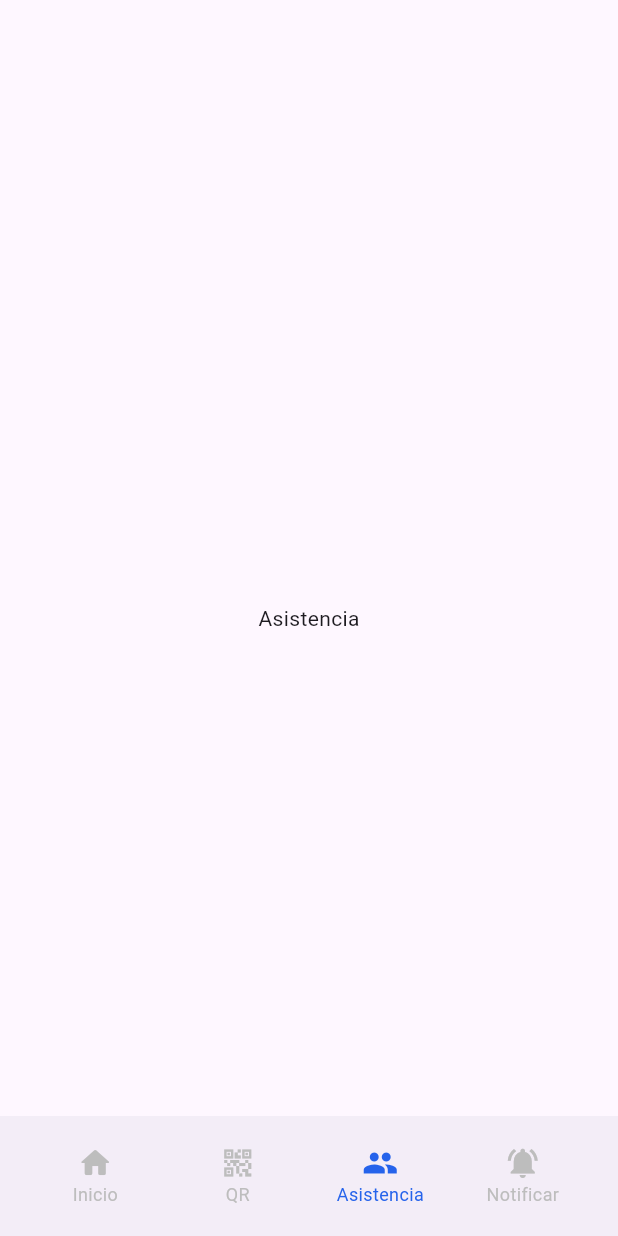
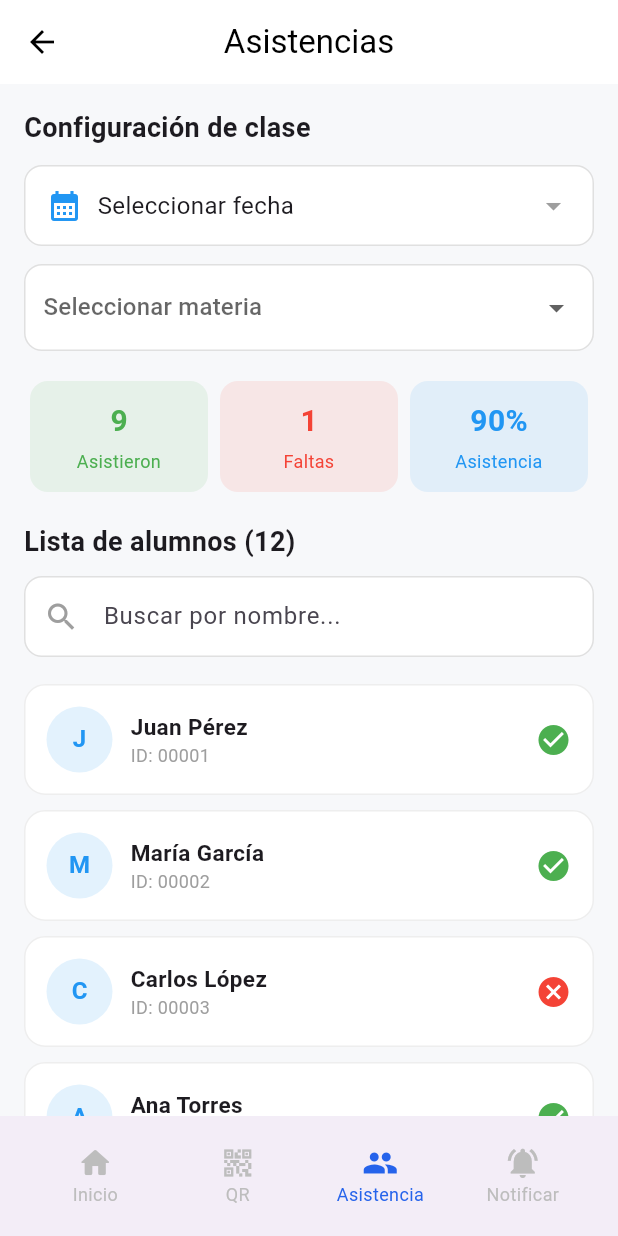
Before and after one commit to FranMirandaJ/dam_proyecto_final, a Flutter app: the TeacherHomeScreen screen opened directly, item 3 of the bottom bar chosen, on a phone screen of 412 x 824 dp. Run offline on Flutter 3.47's test engine with Material 3 defaults, Android fonts, the phone set to English and light mode, and no system bars; our stand-ins replace cloud_firestore, firebase_auth, firebase_core, flutter_map, geolocator, latlong2 and 1 more; missing offline and left inert: mobile_scanner; accounts and stored records are empty.

Commit message:
avance en el puro front

```diff
--- /dev/null
+++ b/lib/screens/teachers/asistencia.dart
@@ -0,0 +1,291 @@
+import 'package:flutter/material.dart';
+import 'package:intl/intl.dart';
+
+class AsistenciasPage extends StatefulWidget {
+  @override
+  _AsistenciasPageState createState() => _AsistenciasPageState();
+}
+
+class _AsistenciasPageState extends State<AsistenciasPage> {
+  DateTime? selectedDate;
+  String? selectedMateria;
+  TextEditingController searchController = TextEditingController();
+
+  final materias = [
+    "Programación Avanzada",
+    "Base de Datos",
+    "Cálculo",
+    "Redes",
+  ];
+
+  final alumnosMock = [
+    {"nombre": "Juan Pérez", "id": "00001", "asistio": true},
+    {"nombre": "María García", "id": "00002", "asistio": true},
+    {"nombre": "Carlos López", "id": "00003", "asistio": false},
+    {"nombre": "Ana Torres", "id": "00004", "asistio": true},
+    {"nombre": "Pedro Sánchez", "id": "00005", "asistio": false},
+    {"nombre": "Lucía Méndez", "id": "00006", "asistio": true},
+    {"nombre": "Jorge Ramírez", "id": "00007", "asistio": true},
+    {"nombre": "Sofía Castro", "id": "00008", "asistio": false},
+    {"nombre": "Miguel Ángel", "id": "00009", "asistio": true},
+    {"nombre": "Valentina R.", "id": "00010", "asistio": true},
+    {"nombre": "Roberto Gómez", "id": "00011", "asistio": true},
+    {"nombre": "Elena White", "id": "00012", "asistio": false},
+  ];
+
+  @override
+  void dispose() {
+    searchController.dispose();
+    super.dispose();
+  }
+
+  @override
+  Widget build(BuildContext context) {
+    final alumnosFiltrados = alumnosMock.where((alumno) {
+      final nombre = alumno["nombre"].toString().toLowerCase();
+      final busqueda = searchController.text.toLowerCase();
+      return nombre.contains(busqueda);
+    }).toList();
+
+    return Scaffold(
+      backgroundColor: Color(0xfff7f8fa),
+      appBar: AppBar(
+        backgroundColor: Colors.white,
+        elevation: 0,
+        title: Text("Asistencias", style: TextStyle(color: Colors.black)),
+        centerTitle: true,
+        leading: Icon(Icons.arrow_back, color: Colors.black),
+      ),
+      body: Column(
+        children: [
+          /// --- ZONA FIJA SUPERIOR ---
+          Container(
+            padding: EdgeInsets.fromLTRB(16, 16, 16, 0),
+            color: Color(0xfff7f8fa),
+            child: Column(
+              crossAxisAlignment: CrossAxisAlignment.start,
+              children: [
+                Text(
+                  "Configuración de clase",
+                  style: TextStyle(fontSize: 18, fontWeight: FontWeight.bold),
+                ),
+                SizedBox(height: 12),
+
+                // Selectores
+                GestureDetector(
+                  onTap: () async {
+                    final date = await showDatePicker(
+                      context: context,
+                      firstDate: DateTime(2023),
+                      lastDate: DateTime(2030),
+                      initialDate: DateTime.now(),
+                    );
+                    if (date != null) setState(() => selectedDate = date);
+                  },
+                  child: _selectorBox(
+                    icon: Icons.calendar_month,
+                    label: selectedDate == null
+                        ? "Seleccionar fecha"
+                        : DateFormat("dd MMM yyyy").format(selectedDate!),
+                  ),
+                ),
+                SizedBox(height: 12),
+
+                Container(
+                  padding: EdgeInsets.symmetric(horizontal: 12, vertical: 4),
+                  decoration: _boxDecoration(),
+                  child: DropdownButtonHideUnderline(
+                    child: DropdownButton<String>(
+                      value: selectedMateria,
+                      isExpanded: true,
+                      hint: Text("Seleccionar materia"),
+                      items: materias
+                          .map(
+                            (m) => DropdownMenuItem(value: m, child: Text(m)),
+                          )
+                          .toList(),
+                      onChanged: (val) => setState(() => selectedMateria = val),
+                    ),
+                  ),
+                ),
+                SizedBox(height: 20),
+
+                // Resumen
+                Row(
+                  children: [
+                    _buildSummaryCard("9", "Asistieron", Colors.green),
+                    _buildSummaryCard("1", "Faltas", Colors.red),
+                    _buildSummaryCard("90%", "Asistencia", Colors.blue),
+                  ],
+                ),
+                SizedBox(height: 20),
+
+                // Buscador
+                Text(
+                  "Lista de alumnos (${alumnosFiltrados.length})",
+                  style: TextStyle(fontSize: 18, fontWeight: FontWeight.bold),
+                ),
+                SizedBox(height: 10),
+
+                Container(
+                  decoration: _boxDecoration(),
+                  child: TextField(
+                    controller: searchController,
+                    onChanged: (val) => setState(() {}),
+                    decoration: InputDecoration(
+                      hintText: "Buscar por nombre...",
+                      prefixIcon: Icon(Icons.search, color: Colors.grey),
+                      border: InputBorder.none,
+                      contentPadding: EdgeInsets.symmetric(vertical: 14),
+                    ),
+                  ),
+                ),
+                SizedBox(height: 10),
+              ],
+            ),
+          ),
+
+          /// --- ZONA SCROLLEABLE ---
+          Expanded(
+            child: alumnosFiltrados.isEmpty
+                ? Center(
+                    child: Text(
+                      "No se encontraron alumnos",
+                      style: TextStyle(color: Colors.grey),
+                    ),
+                  )
+                : ListView.builder(
+                    // --- ARREGLO AQUÍ ---
+                    // Agregamos 80px de padding abajo:
+                    // 60px (altura del navbar) + 20px (espacio visual)
+                    padding: EdgeInsets.only(
+                      left: 16,
+                      right: 16,
+                      top: 8,
+                      bottom:
+                          85, // <--- ESTO EVITA QUE LA NAV BAR TAPE EL FINAL
+                    ),
+                    itemCount: alumnosFiltrados.length,
+                    keyboardDismissBehavior:
+                        ScrollViewKeyboardDismissBehavior.onDrag,
+                    itemBuilder: (context, index) {
+                      final alumno = alumnosFiltrados[index];
+                      return _alumnoCard(
+                        alumno["nombre"] as String,
+                        alumno["id"] as String,
+                        alumno["asistio"] as bool,
+                      );
+                    },
+                  ),
+          ),
+        ],
+      ),
+    );
+  }
+
+  /// --- WIDGETS AUXILIARES ---
+  Widget _buildSummaryCard(String value, String label, Color color) {
+    return Expanded(
+      child: Container(
+        margin: EdgeInsets.symmetric(horizontal: 4),
+        padding: EdgeInsets.symmetric(vertical: 12, horizontal: 4),
+        decoration: BoxDecoration(
+          color: color.withOpacity(0.1),
+          borderRadius: BorderRadius.circular(12),
+        ),
+        child: Column(
+          children: [
+            Text(
+              value,
+              style: TextStyle(
+                fontSize: 20,
+                fontWeight: FontWeight.bold,
+                color: color,
+              ),
+            ),
+            SizedBox(height: 4),
+            Text(
+              label,
+              style: TextStyle(fontSize: 12, color: color),
+              textAlign: TextAlign.center,
+            ),
+          ],
+        ),
+      ),
+    );
+  }
+
+  BoxDecoration _boxDecoration() {
+    return BoxDecoration(
+      color: Colors.white,
+      borderRadius: BorderRadius.circular(12),
+      border: Border.all(color: Colors.grey.shade300),
+    );
+  }
+
+  Widget _selectorBox({required IconData icon, required String label}) {
+    return Container(
+      padding: EdgeInsets.all(14),
+      decoration: _boxDecoration(),
+      child: Row(
+        children: [
+          Icon(icon, color: Colors.blue),
+          SizedBox(width: 10),
+          Text(label, style: TextStyle(fontSize: 16)),
+          Spacer(),
+          Icon(Icons.arrow_drop_down, color: Colors.grey),
+        ],
+      ),
+    );
+  }
+
+  Widget _alumnoCard(String nombre, String id, bool asistio) {
+    return Container(
+      margin: EdgeInsets.only(bottom: 10),
+      padding: EdgeInsets.all(14),
+      decoration: BoxDecoration(
+        color: Colors.white,
+        borderRadius: BorderRadius.circular(14),
+        border: Border.all(color: Colors.grey.shade200),
+      ),
+      child: Row(
+        mainAxisAlignment: MainAxisAlignment.spaceBetween,
+        children: [
+          Row(
+            children: [
+              CircleAvatar(
+                backgroundColor: Colors.blue.shade50,
+                radius: 22,
+                child: Text(
+                  nombre[0],
+                  style: TextStyle(
+                    color: Colors.blue,
+                    fontWeight: FontWeight.bold,
+                  ),
+                ),
+              ),
+              SizedBox(width: 12),
+              Column(
+                crossAxisAlignment: CrossAxisAlignment.start,
+                children: [
+                  Text(
+                    nombre,
+                    style: TextStyle(fontSize: 15, fontWeight: FontWeight.bold),
+                  ),
+                  Text(
+                    "ID: $id",
+                    style: TextStyle(color: Colors.grey, fontSize: 12),
+                  ),
+                ],
+              ),
+            ],
+          ),
+          Icon(
+            asistio ? Icons.check_circle : Icons.cancel,
+            color: asistio ? Colors.green : Colors.red,
+          ),
+        ],
+      ),
+    );
+  }
+}
--- a/lib/screens/teachers/home_docente.dart
+++ b/lib/screens/teachers/home_docente.dart
@@ -2,6 +2,7 @@ import 'package:flutter/material.dart';
 import 'package:proyecto_final/screens/teachers/dashboard_docente.dart';
 import 'package:proyecto_final/screens/teachers/generar_qr.dart';
 import 'package:proyecto_final/screens/teachers/notificaciones_docente.dart';
+import 'package:proyecto_final/screens/teachers/asistencia.dart';
 
 // PLACEHOLDERS
 class AttendancePlaceholder extends StatelessWidget {
@@ -26,7 +27,7 @@ class _TeacherHomeScreenState extends State<TeacherHomeScreen> {
   late final List<Widget> _screens = [
     TeacherDashboardScreen(),      // Índice 0
     TeacherGenerateQRScreen(),              // Índice 1
-    AttendancePlaceholder(),  // Índice 2
+    AsistenciasPage(),  // Índice 2
     TeacherNotificationScreen()
   ];
 
```
